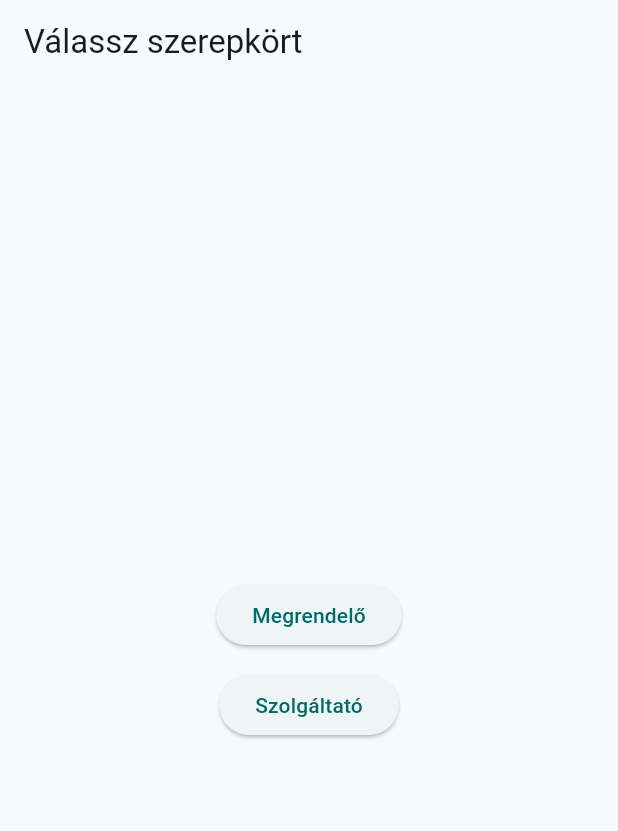
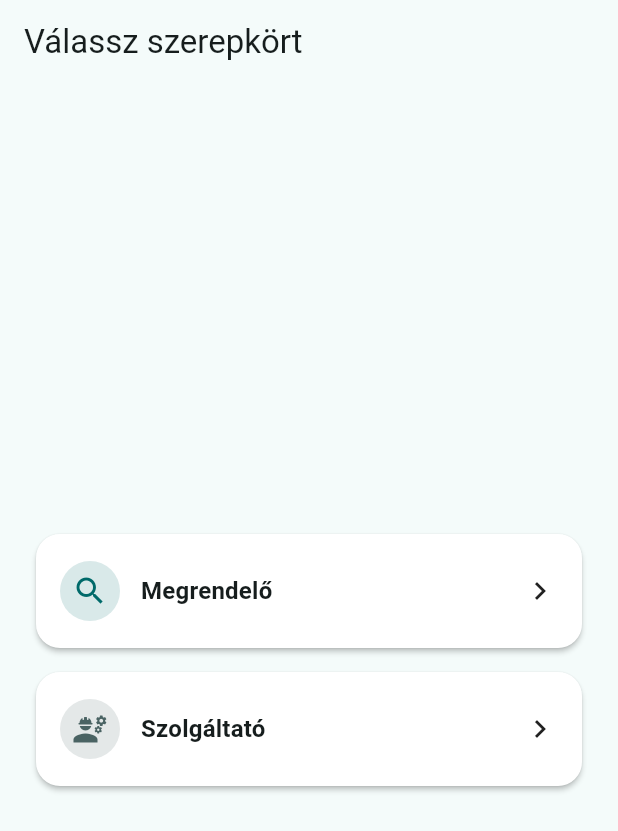
Before and after one commit to bokatimea-debug/takimaki_full, a Flutter app: the screen it shows after launch, on a phone screen of 412 x 824 dp. Shown: the top 831 px of the screen. Run offline on Flutter 3.47's test engine with Material 3 defaults, Android fonts, the phone set to English and light mode, and no system bars.

Commit message:
role_select: wire buttons to named routes

```diff
--- a/lib/screens/role_select_screen.dart
+++ b/lib/screens/role_select_screen.dart
@@ -5,28 +5,79 @@ class RoleSelectScreen extends StatelessWidget {
 
   @override
   Widget build(BuildContext context) {
+    final theme = Theme.of(context);
     return Scaffold(
       appBar: AppBar(title: const Text('Válassz szerepkört')),
-      body: Center(
+      body: Padding(
+        padding: const EdgeInsets.symmetric(horizontal: 24, vertical: 32),
         child: Column(
-          mainAxisSize: MainAxisSize.min,
+          crossAxisAlignment: CrossAxisAlignment.stretch,
           children: [
-            ElevatedButton(
-              onPressed: () {
-                // ide majd a Megrendelő képernyő jön
-              },
-              child: const Text('Megrendelő'),
+            const Spacer(),
+            _RoleCardButton(
+              label: 'Megrendelő',
+              icon: Icons.search,
+              color: theme.colorScheme.primary,
+              onTap: () => Navigator.pushNamed(context, '/customer/search'),
             ),
-            const SizedBox(height: 12),
-            ElevatedButton(
-              onPressed: () {
-                // ide majd a Szolgáltató képernyő jön
-              },
-              child: const Text('Szolgáltató'),
+            const SizedBox(height: 16),
+            _RoleCardButton(
+              label: 'Szolgáltató',
+              icon: Icons.engineering,
+              color: theme.colorScheme.secondary,
+              onTap: () => Navigator.pushNamed(context, '/provider/setup'),
             ),
+            const Spacer(),
           ],
         ),
       ),
     );
   }
 }
+
+class _RoleCardButton extends StatelessWidget {
+  final String label;
+  final IconData icon;
+  final Color color;
+  final VoidCallback onTap;
+  const _RoleCardButton({
+    required this.label,
+    required this.icon,
+    required this.color,
+    required this.onTap,
+  });
+
+  @override
+  Widget build(BuildContext context) {
+    return Material(
+      elevation: 1.5,
+      borderRadius: BorderRadius.circular(16),
+      color: Colors.white,
+      child: InkWell(
+        borderRadius: BorderRadius.circular(16),
+        onTap: onTap,
+        child: Padding(
+          padding: const EdgeInsets.symmetric(vertical: 18, horizontal: 16),
+          child: Row(
+            children: [
+              CircleAvatar(
+                backgroundColor: color.withOpacity(0.15),
+                child: Icon(icon, color: color),
+              ),
+              const SizedBox(width: 14),
+              Expanded(
+                child: Text(
+                  label,
+                  style: Theme.of(context).textTheme.titleMedium?.copyWith(
+                        fontWeight: FontWeight.w600,
+                      ),
+                ),
+              ),
+              const Icon(Icons.chevron_right),
+            ],
+          ),
+        ),
+      ),
+    );
+  }
+}
```
